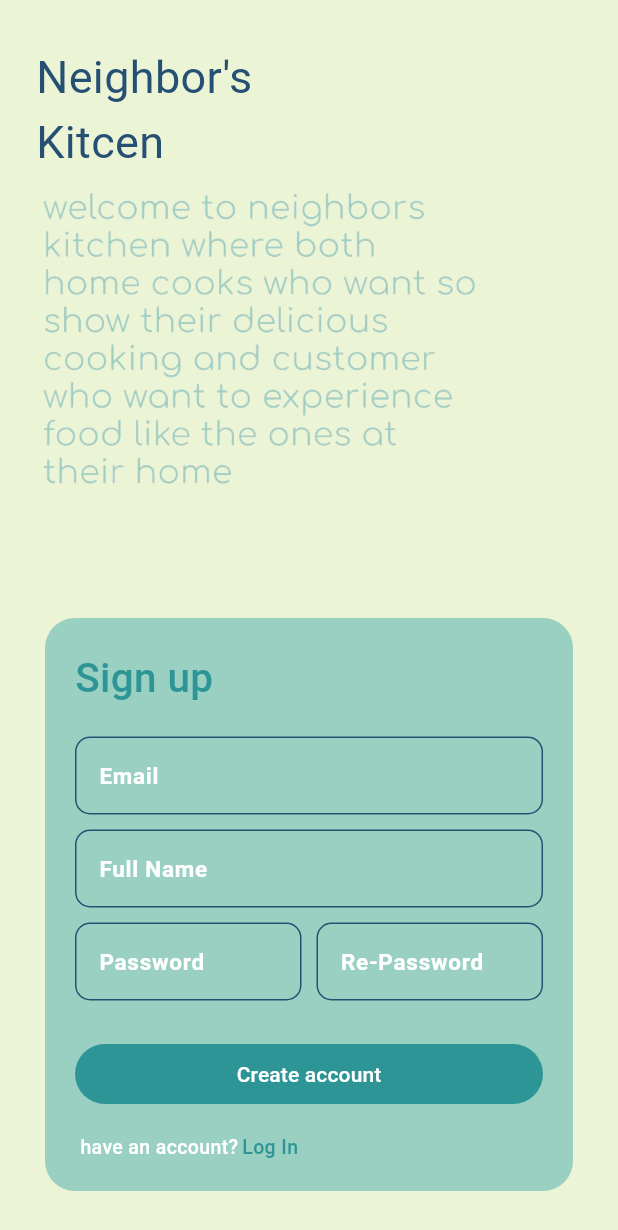
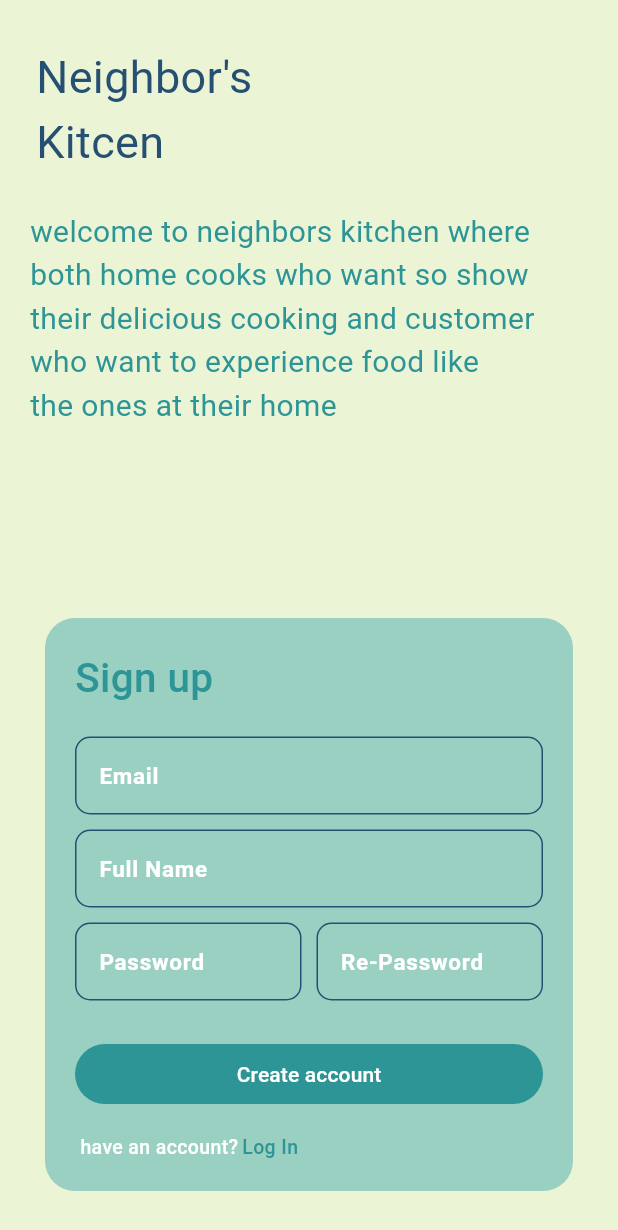
Before and after one commit to mohamadhammdancs/mygpproject, a Flutter app: the screen it shows after launch, swiped to page 2, on a phone screen of 412 x 824 dp. Shown: the top 1230 px of the screen. Run offline on Flutter 3.47's test engine with Material 3 defaults, Android fonts, the phone set to English and light mode, and no system bars; our stand-ins replace flutter_spinkit, string_validator; missing offline and left inert: flutter_timer_countdown.

Commit message:
alight changes

```diff
--- a/lib/auth/screens/register_screen.dart
+++ b/lib/auth/screens/register_screen.dart
@@ -36,46 +36,14 @@ class _SingUpScreenState extends State<SingUpScreen> {
               ),
             ),
             Positioned(
-              left: 22,
-              top: 125,
-              child: Image.asset(
-                'assets/pngs/intro.png',
-                width: 300,
+              left: 20,
+              top: 140,
+              child: Text(
+                'welcome to neighbors kitchen where \nboth home cooks who want so show \ntheir delicious cooking and customer \nwho want to experience food like \nthe ones at their home',
+                style: TextStyle(
+                    fontSize: 20, color: AppColors.primaryHighContrast),
               ),
             ),
-            // Positioned(
-            //   right: (MediaQuery.sizeOf(context).width / 2) - 150,
-            //   top: 60,
-            //   child: Transform.rotate(
-            //     angle: -pi * 0,
-            //     child: SvgPicture.asset(
-            //       'assets/svgs/medition_with_box.svg',
-            //       width: 300,
-            //     ),
-            //   ),
-            // ),
-            // // Positioned(
-            // //   right: 10,
-            // //   top: 300,
-            // //   child: Transform.rotate(
-            // //     angle: -pi * 0.1,
-            // //     child: Image.asset(
-            // //       'assets/pngs/drugs.png',
-            // //       width: 80,
-            // //     ),
-            // //   ),
-            // // ),
-            // Positioned(
-            //   right: 100,
-            //   bottom: 30,
-            //   child: Transform.rotate(
-            //     angle: -pi * 0.04,
-            //     child: Image.asset(
-            //       'assets/pngs/cardiogram.png',
-            //       width: 200,
-            //     ),
-            //   ),
-            // ),
             Positioned(
               left: 30,
               right: 30,
```
Also changed, not shown: lib/auth/screens/login_screen.dart (+5 -37 lines).
